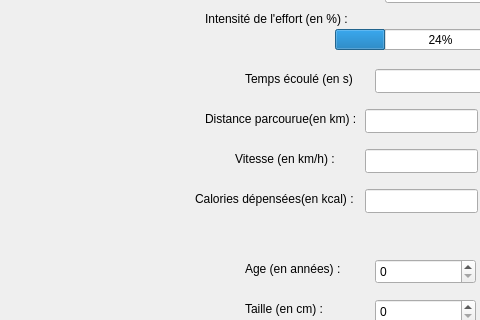
Old version of the form mainwindow.ui in the repository SimonAyrault/tp-marathon-lr; both pictures show x 745 to 1225 and y 208 to 528 of the 1456 by 839 pixel window.
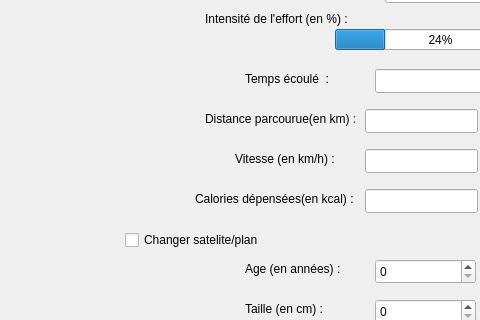
New version of the form. Icons and pictures are not drawn.

Commit message: ajout du changement de carte + temps écouler

What changed in the file:
```diff
--- a/mainwindow.ui
+++ b/mainwindow.ui
@@ -231,23 +231,7 @@
      </rect>
     </property>
     <property name="text">
-     <string>Temps écoulé (en s) :</string>
-    </property>
-   </widget>
-   <widget class="QLabel" name="label_carte">
-    <property name="geometry">
-     <rect>
-      <x>110</x>
-      <y>10</y>
-      <width>694</width>
-      <height>638</height>
-     </rect>
-    </property>
-    <property name="text">
-     <string/>
-    </property>
-    <property name="pixmap">
-     <pixmap resource="image.qrc">:/carte_la_rochelle_plan.png</pixmap>
+     <string>Temps écoulé  :</string>
     </property>
    </widget>
    <widget class="QLabel" name="label_3">
@@ -445,6 +429,48 @@
      <number>999</number>
     </property>
    </widget>
+   <widget class="QCheckBox" name="checkBox_carte">
+    <property name="geometry">
+     <rect>
+      <x>870</x>
+      <y>420</y>
+      <width>151</width>
+      <height>22</height>
+     </rect>
+    </property>
+    <property name="text">
+     <string>Changer satelite/plan</string>
+    </property>
+    <property name="checked">
+     <bool>false</bool>
+    </property>
+   </widget>
+   <widget class="QLabel" name="label_carte">
+    <property name="geometry">
+     <rect>
+      <x>140</x>
+      <y>10</y>
+      <width>694</width>
+      <height>638</height>
+     </rect>
+    </property>
+    <property name="text">
+     <string/>
+    </property>
+   </widget>
+   <widget class="QLabel" name="label_carte_invi">
+    <property name="geometry">
+     <rect>
+      <x>140</x>
+      <y>10</y>
+      <width>694</width>
+      <height>638</height>
+     </rect>
+    </property>
+    <property name="text">
+     <string/>
+    </property>
+   </widget>
   </widget>
   <widget class="QMenuBar" name="menuBar">
    <property name="geometry">
```
Left out of the diff: 6 changed lines with no effect on the pictures. The commit also changes 5 other files.
